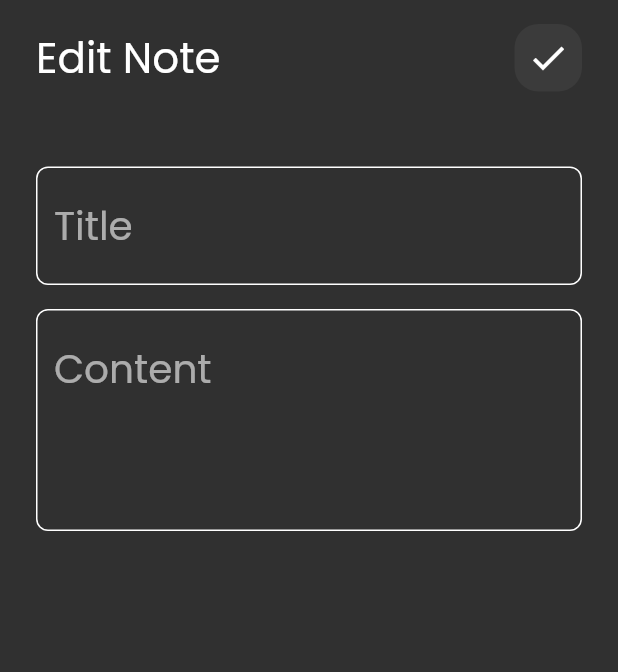
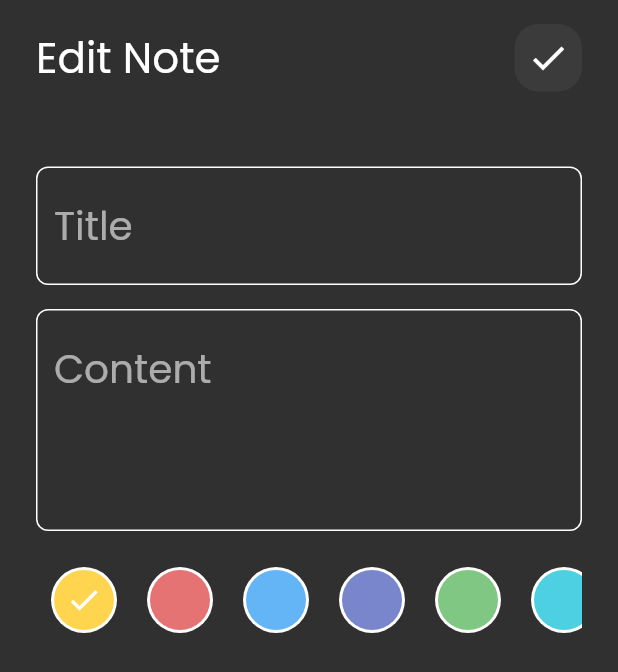
Before and after one commit to taha-elkholy/notes_app, a Flutter app: the EditNoteView screen opened directly with empty values, after a tap on the "check" icon, on a phone screen of 412 x 824 dp. Shown: the top 672 px of the screen. Run offline on Flutter 3.47's test engine with Material 2 defaults, Android fonts, the phone set to English and light mode, and no system bars; our stand-ins replace font_awesome_flutter, hive, hive_flutter, hooks_riverpod, modal_progress_hud_nsn; accounts and stored records are empty.

Commit message:
add colors to edit screen

```diff
--- a/lib/views/widgets/edit_note_view_body.dart
+++ b/lib/views/widgets/edit_note_view_body.dart
@@ -3,6 +3,7 @@ import 'package:hooks_riverpod/hooks_riverpod.dart';
 import 'package:notes_app/models/note.dart';
 import 'package:notes_app/providers/notes/notes_provider.dart';
 import 'package:notes_app/providers/notes/notes_state.dart';
+import 'package:notes_app/views/widgets/colors_list_view.dart';
 import 'package:notes_app/views/widgets/custom_app_bar.dart';
 import 'package:notes_app/views/widgets/custom_text_field.dart';
 
@@ -42,10 +43,15 @@ class _EditNoteViewBodyState extends ConsumerState<EditNoteViewBody> {
             title: 'Edit Note',
             icon: Icons.check,
             onTap: () async {
+              final color = ref.watch(colorsProvider);
               if (title != widget.note.title ||
-                  subTitle != widget.note.subTitle) {
-                final note =
-                    widget.note.copyWith(title: title, subTitle: subTitle);
+                  subTitle != widget.note.subTitle ||
+                  color != widget.note.color) {
+                final note = widget.note.copyWith(
+                  title: title,
+                  subTitle: subTitle,
+                  color: color,
+                );
                 await ref.read(notesProvider.notifier).updateNote(
                       widget.note.key,
                       note,
@@ -74,6 +80,10 @@ class _EditNoteViewBodyState extends ConsumerState<EditNoteViewBody> {
             },
             maxLines: 3,
           ),
+          const SizedBox(
+            height: 16,
+          ),
+          const ColorsListView()
         ],
       ),
     );
```
